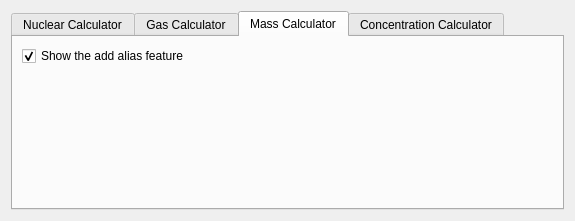
Qt form src/calculator/settings_calc.ui (KDE/kalzium) before a commit.
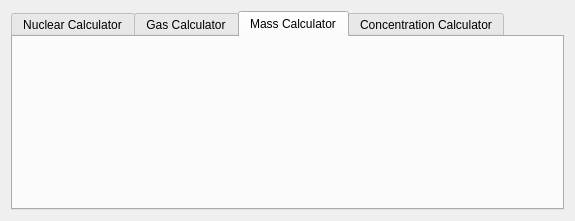
The same form after that commit. The open tabs and pages were chosen to show the change.

Commit message: Fixing a bug which causes kalzium settings dialog to crash.

The edit to the form file:
```diff
--- a/src/calculator/settings_calc.ui
+++ b/src/calculator/settings_calc.ui
@@ -75,20 +75,6 @@
        <string>Mass Calculator</string>
       </attribute>
       <layout class="QVBoxLayout" name="verticalLayout_4">
-       <item>
-        <layout class="QHBoxLayout" name="horizontalLayout_2">
-         <item>
-          <widget class="QCheckBox" name="kcfg_alias">
-           <property name="text">
-            <string>Show the add alias feature</string>
-           </property>
-           <property name="checked">
-            <bool>true</bool>
-           </property>
-          </widget>
-         </item>
-        </layout>
-       </item>
        <item>
         <spacer name="verticalSpacer_3">
          <property name="orientation">
```
Left out of the diff: 2 changed lines with no effect on the pictures.
